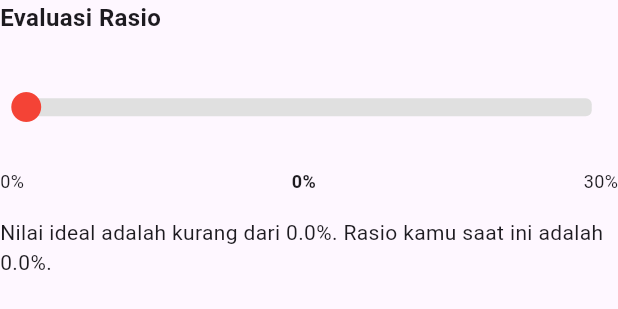
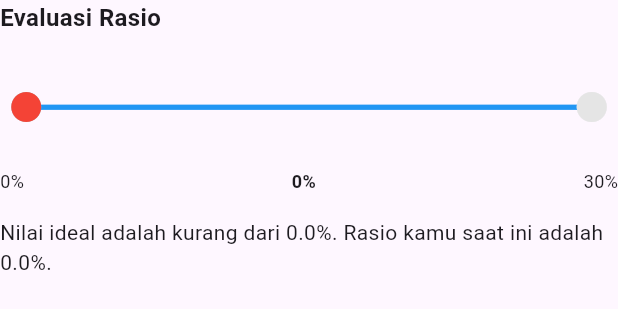
Before and after one commit to thisisjackii/ta_client, a Flutter app: the CustomSliderSingleRange widget shown alone on an empty page, opened directly with empty values, on a phone screen of 412 x 824 dp. Shown: the top 309 px of the screen. Run offline on Flutter 3.47's test engine with Material 3 defaults, Android fonts, the phone set to English and light mode, and no system bars; our stand-ins replace another_xlider, bloc, connectivity_plus, equatable, fl_chart, flutter_bloc and 8 more; missing offline and left inert: flutter_math_fork; accounts and stored records are empty; network calls fail.

Commit message:
[Fix] Evaluation
- Adds "Tail" and "Head" in slider (1-range) only

```diff
--- a/lib/features/evaluation/view/widgets/custom_slider_single_range.dart
+++ b/lib/features/evaluation/view/widgets/custom_slider_single_range.dart
@@ -1,8 +1,11 @@
 import 'package:another_xlider/another_xlider.dart';
 import 'package:another_xlider/models/handler.dart';
+import 'package:another_xlider/models/hatch_mark.dart';
+import 'package:another_xlider/models/hatch_mark_label.dart';
 import 'package:another_xlider/models/tooltip/tooltip.dart';
 import 'package:another_xlider/models/tooltip/tooltip_box.dart';
 import 'package:another_xlider/models/trackbar.dart';
+import 'package:another_xlider/widgets/sized_box.dart';
 import 'package:flutter/material.dart';
 import 'package:ta_client/features/evaluation/view/widgets/slider_limit_type.dart';
 
@@ -13,6 +16,7 @@ class CustomSliderSingleRange extends StatelessWidget {
     required this.limitType,
     super.key,
   });
+
   final double yourRatio;
   final double limit;
   final SliderLimitType limitType;
@@ -21,10 +25,9 @@ class CustomSliderSingleRange extends StatelessWidget {
   Widget build(BuildContext context) {
     // Determine min and max to center the ideal limit
     const double range = 30; // Half the range to extend left and right
-    final min = (limit - range).clamp(0, double.infinity);
-    final max = limit + range;
-
-    final clampedRatio = yourRatio.clamp(min, max);
+    final min = (limit - range).clamp(0, double.infinity).toDouble();
+    final max = (limit + range).toDouble();
+    final clampedRatio = yourRatio.clamp(min, max).toDouble();
 
     // Determine if user's ratio is ideal
     final isIdeal = switch (limitType) {
@@ -43,11 +46,34 @@ class CustomSliderSingleRange extends StatelessWidget {
         ),
         const SizedBox(height: 16),
 
-        // Slider
+        // SLIDER AREA (Stack with dual overlays)
+        Stack(
+          alignment: Alignment.center,
+          children: [
+
+            // Base slider with fixed min-max handlers
+            FlutterSlider(
+              values: [min, max],
+              rangeSlider: true,
+              min: min,
+              max: max,
+              jump: true,
+              disabled: true,
+              handler: FlutterSliderHandler(
+                decoration: const BoxDecoration(),
+                child: const Icon(Icons.circle, color: const Color(0xffB5B5B5)),
+              ),
+              rightHandler: FlutterSliderHandler(
+                decoration: const BoxDecoration(),
+                child: const Icon(Icons.circle, color: const Color(0xffE5E5E5)),
+              ),
+            ),
+
+            // Foreground slider showing user's ratio
             FlutterSlider(
               key: ValueKey('single_slider_$yourRatio'),
-          values: [clampedRatio.toDouble()],
-          min: min.toDouble(),
+              values: [clampedRatio],
+              min: min,
               max: max,
               jump: true,
               disabled: true,
@@ -63,12 +89,13 @@ class CustomSliderSingleRange extends StatelessWidget {
                 activeTrackBarHeight: 12,
                 inactiveTrackBar: BoxDecoration(
                   borderRadius: BorderRadius.circular(4),
-              color: Colors.grey[300],
+                  color: Colors.transparent,
                 ),
                 activeTrackBar: BoxDecoration(
                   borderRadius: BorderRadius.circular(4),
-              color: isIdeal ? Colors.green : Colors.redAccent,
+                  color: isIdeal ? Colors.green : Colors.red,
                 ),
+                activeTrackBarDraggable: false,
               ),
               tooltip: FlutterSliderTooltip(
                 alwaysShowTooltip: true,
@@ -81,9 +108,29 @@ class CustomSliderSingleRange extends StatelessWidget {
                   ),
                 ),
               ),
+              hatchMark: FlutterSliderHatchMark(
+                displayLines: true,
+                density: 0.4, // Adjust based on how many ticks you want
+                smallLine: FlutterSliderSizedBox(
+                  width: 1,
+                  height: 6,
+                  decoration: BoxDecoration(color: Colors.grey),
+                ),
+                bigLine: FlutterSliderSizedBox(
+                  width: 2,
+                  height: 10,
+                  decoration: BoxDecoration(color: Colors.grey),
+                ),
+              ),
+
+            ),
+
+          ],
         ),
 
         const SizedBox(height: 8),
+
+        // Min, ideal, max labels (optional if hatch marks already show them)
         Row(
           mainAxisAlignment: MainAxisAlignment.spaceBetween,
           children: [
@@ -97,8 +144,11 @@ class CustomSliderSingleRange extends StatelessWidget {
         ),
 
         const SizedBox(height: 16),
+
+        // Description
         Text(
-          'Nilai ideal adalah ${_limitTypeLabel(limitType)} $limit%. Rasio kamu saat ini adalah $yourRatio%.',
+          'Nilai ideal adalah ${_limitTypeLabel(limitType)} $limit%. '
+              'Rasio kamu saat ini adalah $yourRatio%.',
           style: const TextStyle(fontSize: 14),
         ),
       ],
```
Lines whose indentation alone changed are shown as unchanged.
